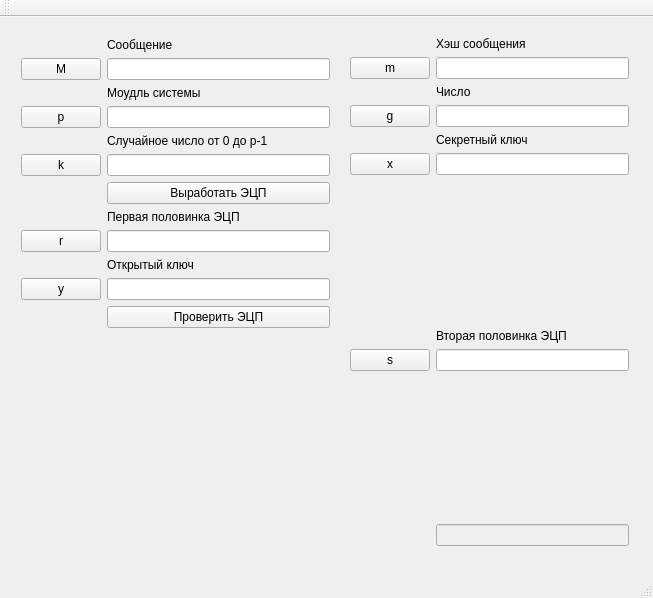
vadim-bretter/elgamal, file mainwindow.ui: the form before one commit.
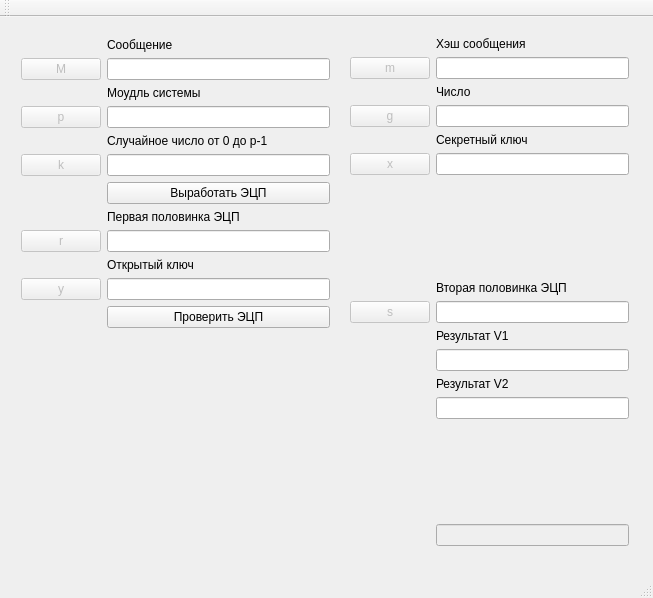
The form after the commit.

Commit message: исправил все,сделал 2 окна вывода сравнения

```diff
--- a/mainwindow.ui
+++ b/mainwindow.ui
@@ -32,7 +32,11 @@
       </widget>
      </item>
      <item row="2" column="2">
-      <widget class="QLineEdit" name="lineEdit_M"/>
+      <widget class="QLineEdit" name="lineEdit_M">
+       <property name="inputMethodHints">
+        <set>Qt::ImhNone</set>
+       </property>
+      </widget>
      </item>
      <item row="25" column="2">
       <spacer name="verticalSpacer_2">
@@ -65,7 +69,11 @@
       </widget>
      </item>
      <item row="10" column="2">
-      <widget class="QLineEdit" name="lineEdit_k"/>
+      <widget class="QLineEdit" name="lineEdit_k">
+       <property name="enabled">
+        <bool>true</bool>
+       </property>
+      </widget>
      </item>
      <item row="17" column="2">
       <widget class="QLineEdit" name="lineEdit_r"/>
@@ -89,6 +97,9 @@
      </item>
      <item row="2" column="1">
       <widget class="QPushButton" name="pushButton_M">
+       <property name="enabled">
+        <bool>false</bool>
+       </property>
        <property name="text">
         <string>M</string>
        </property>
@@ -96,6 +107,9 @@
      </item>
      <item row="17" column="1">
       <widget class="QPushButton" name="pushButton_r">
+       <property name="enabled">
+        <bool>false</bool>
+       </property>
        <property name="text">
         <string>r</string>
        </property>
@@ -103,6 +117,9 @@
      </item>
      <item row="22" column="1">
       <widget class="QPushButton" name="pushButton_y">
+       <property name="enabled">
+        <bool>false</bool>
+       </property>
        <property name="text">
         <string>y</string>
        </property>
@@ -110,6 +127,9 @@
      </item>
      <item row="6" column="1">
       <widget class="QPushButton" name="pushButton_p">
+       <property name="enabled">
+        <bool>false</bool>
+       </property>
        <property name="text">
         <string>p</string>
        </property>
@@ -117,6 +137,9 @@
      </item>
      <item row="10" column="1">
       <widget class="QPushButton" name="pushButton_k">
+       <property name="enabled">
+        <bool>false</bool>
+       </property>
        <property name="text">
         <string>k</string>
        </property>
@@ -160,6 +183,9 @@
      </item>
      <item row="1" column="0">
       <widget class="QPushButton" name="pushButton_m">
+       <property name="enabled">
+        <bool>false</bool>
+       </property>
        <property name="text">
         <string>m</string>
        </property>
@@ -181,13 +207,20 @@
      </item>
      <item row="3" column="0">
       <widget class="QPushButton" name="pushButton_g">
+       <property name="enabled">
+        <bool>false</bool>
+       </property>
        <property name="text">
         <string>g</string>
        </property>
       </widget>
      </item>
      <item row="3" column="1">
-      <widget class="QLineEdit" name="lineEdit_g"/>
+      <widget class="QLineEdit" name="lineEdit_g">
+       <property name="enabled">
+        <bool>true</bool>
+       </property>
+      </widget>
      </item>
      <item row="4" column="1">
       <widget class="QLabel" name="label_5">
@@ -199,7 +232,7 @@
      <item row="5" column="0">
       <widget class="QPushButton" name="pushButton_x">
        <property name="enabled">
-        <bool>true</bool>
+        <bool>false</bool>
        </property>
        <property name="text">
         <string>x</string>
@@ -207,7 +240,11 @@
       </widget>
      </item>
      <item row="5" column="1">
-      <widget class="QLineEdit" name="lineEdit_x"/>
+      <widget class="QLineEdit" name="lineEdit_x">
+       <property name="enabled">
+        <bool>true</bool>
+       </property>
+      </widget>
      </item>
      <item row="6" column="0">
       <layout class="QFormLayout" name="formLayout_2"/>
@@ -237,19 +274,22 @@
      </item>
      <item row="8" column="0">
       <widget class="QPushButton" name="pushButton_s">
+       <property name="enabled">
+        <bool>false</bool>
+       </property>
        <property name="text">
         <string>s</string>
        </property>
       </widget>
      </item>
-     <item row="10" column="1">
+     <item row="14" column="1">
       <widget class="QLineEdit" name="lineEdit">
        <property name="enabled">
         <bool>false</bool>
        </property>
       </widget>
      </item>
-     <item row="9" column="1">
+     <item row="13" column="1">
       <spacer name="verticalSpacer_3">
        <property name="orientation">
         <enum>Qt::Vertical</enum>
@@ -262,6 +302,26 @@
        </property>
       </spacer>
      </item>
+     <item row="10" column="1">
+      <widget class="QLineEdit" name="v1_2"/>
+     </item>
+     <item row="12" column="1">
+      <widget class="QLineEdit" name="v2"/>
+     </item>
+     <item row="9" column="1">
+      <widget class="QLabel" name="v1">
+       <property name="text">
+        <string>Результат V1</string>
+       </property>
+      </widget>
+     </item>
+     <item row="11" column="1">
+      <widget class="QLabel" name="label_11">
+       <property name="text">
+        <string>Результат V2</string>
+       </property>
+      </widget>
+     </item>
     </layout>
    </widget>
   </widget>
```
The commit also changes 5 other files.
